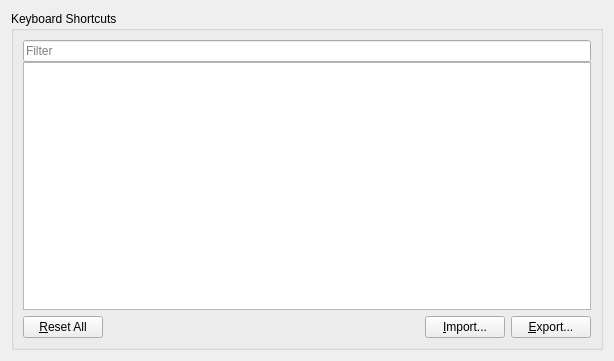
The window that src/tiled/shortcutsettingspage.ui (mapeditor/tiled) describes before a commit, drawn with Qt 5.
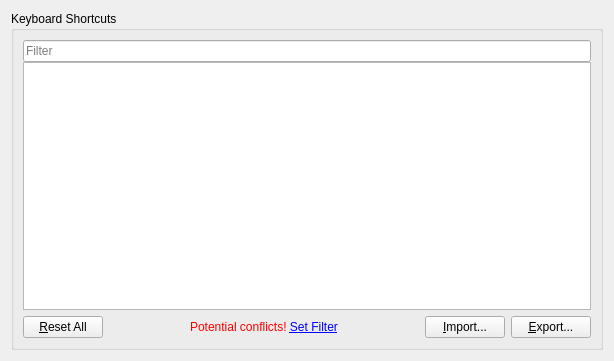
The same window after the commit.

Diff of the .ui file:
```diff
--- a/src/tiled/shortcutsettingspage.ui
+++ b/src/tiled/shortcutsettingspage.ui
@@ -17,7 +17,7 @@
       <string>Keyboard Shortcuts</string>
      </property>
      <layout class="QGridLayout" name="gridLayout_2">
-      <item row="0" column="0" colspan="4">
+      <item row="0" column="0" colspan="6">
        <layout class="QVBoxLayout" name="verticalLayout">
         <property name="spacing">
          <number>0</number>
@@ -53,40 +53,60 @@
         </item>
        </layout>
       </item>
-      <item row="1" column="0">
-       <widget class="QPushButton" name="resetButton">
-        <property name="text">
-         <string>&amp;Reset All</string>
-        </property>
-       </widget>
-      </item>
-      <item row="1" column="1">
+      <item row="1" column="3">
        <spacer name="horizontalSpacer">
         <property name="orientation">
          <enum>Qt::Horizontal</enum>
         </property>
         <property name="sizeHint" stdset="0">
          <size>
-          <width>282</width>
+          <width>20</width>
           <height>20</height>
          </size>
         </property>
        </spacer>
       </item>
-      <item row="1" column="2">
+      <item row="1" column="4">
        <widget class="QPushButton" name="importButton">
         <property name="text">
          <string>&amp;Import...</string>
         </property>
        </widget>
       </item>
-      <item row="1" column="3">
+      <item row="1" column="2">
+       <widget class="QLabel" name="conflictsLabel">
+        <property name="text">
+         <string>&lt;html&gt;&lt;head/&gt;&lt;body&gt;&lt;p&gt;&lt;span style=&quot; color:#ff0000;&quot;&gt;Potential conflicts!&lt;/span&gt; &lt;a href=&quot;#show-conflicts&quot;&gt;&lt;span style=&quot; text-decoration: underline; color:#0000ff;&quot;&gt;Set Filter&lt;/span&gt;&lt;/a&gt;&lt;/p&gt;&lt;/body&gt;&lt;/html&gt;</string>
+        </property>
+       </widget>
+      </item>
+      <item row="1" column="1">
+       <spacer name="horizontalSpacer_2">
+        <property name="orientation">
+         <enum>Qt::Horizontal</enum>
+        </property>
+        <property name="sizeHint" stdset="0">
+         <size>
+          <width>20</width>
+          <height>20</height>
+         </size>
+        </property>
+       </spacer>
+      </item>
+      <item row="1" column="5">
        <widget class="QPushButton" name="exportButton">
         <property name="text">
          <string>&amp;Export...</string>
         </property>
        </widget>
       </item>
+      <item row="1" column="0">
+       <widget class="QPushButton" name="resetButton">
+        <property name="text">
+         <string>&amp;Reset All</string>
+        </property>
+       </widget>
+      </item>
      </layout>
     </widget>
    </item>
```
Left out of the diff: 7 changed lines with no effect on the pictures.
